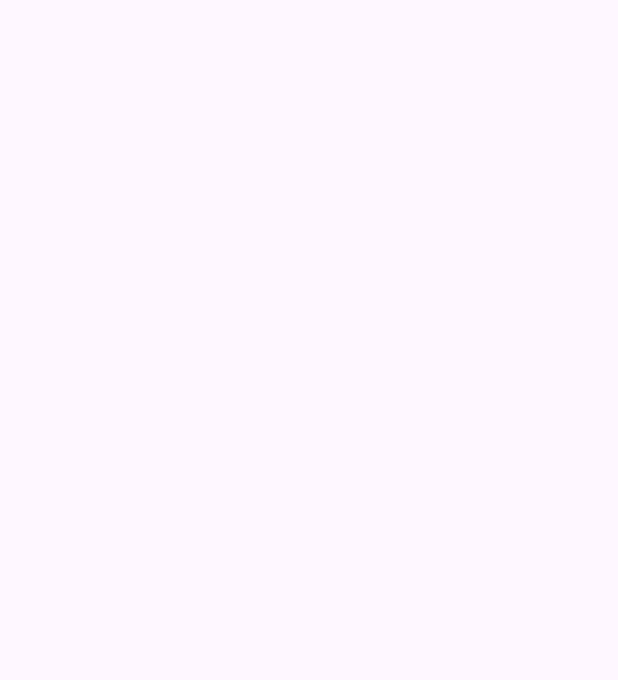
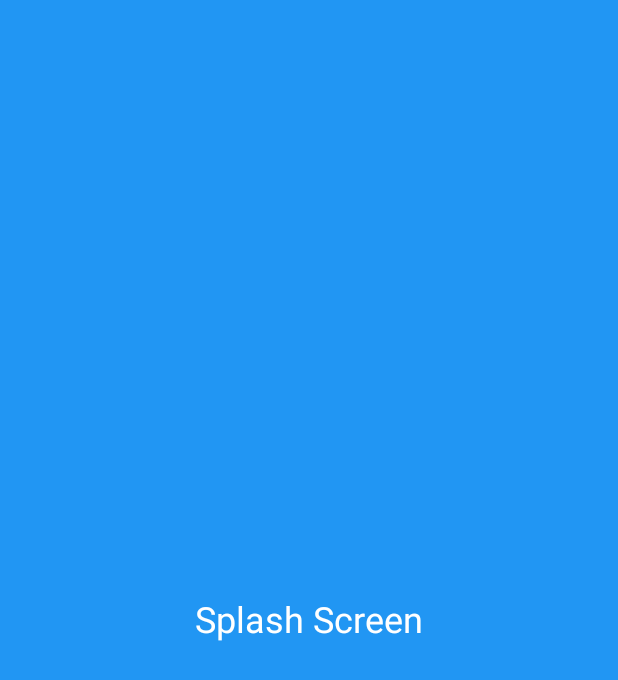
Before and after one commit to DeepeshKalura/learningAndroidDevelopment, an Android app: the SplashScreen screen opened directly, with no data from a screen before it, on a phone screen of 412 x 824 dp. Before the commit the part shown is empty. Shown: the top 680 px of the screen. Run offline under Robolectric (Android 15) with nearby library versions, the phone set to English and light mode, and no system bars.

Commit message:
complete the splash screen

```diff
--- a/app/src/main/java/com/example/learningandroid/SplashScreen.java
+++ b/app/src/main/java/com/example/learningandroid/SplashScreen.java
@@ -2,7 +2,9 @@ package com.example.learningandroid;
 
 import androidx.appcompat.app.AppCompatActivity;
 
+import android.content.Intent;
 import android.os.Bundle;
+import android.os.Handler;
 
 public class SplashScreen extends AppCompatActivity {
 
@@ -10,5 +12,17 @@ public class SplashScreen extends AppCompatActivity {
     protected void onCreate(Bundle savedInstanceState) {
         super.onCreate(savedInstanceState);
         setContentView(R.layout.activity_splash_screen);
+
+
+        new Handler().postDelayed(new Runnable() {
+            @Override
+            public void run() {
+                Intent intent = new Intent(SplashScreen.this, MainActivity.class);
+                startActivity(intent);
+                finish();
+
+            }
+        }, 4000);
+
     }
 }
--- a/app/src/main/res/layout/activity_main.xml
+++ b/app/src/main/res/layout/activity_main.xml
@@ -4,17 +4,18 @@
     xmlns:tools="http://schemas.android.com/tools"
     android:layout_width="match_parent"
     android:layout_height="match_parent"
-    android:background="@color/green"
+    android:background="@color/red"
     tools:context=".MainActivity">
 
     <TextView
         android:layout_width="wrap_content"
         android:layout_height="wrap_content"
-        android:text="@string/splashscreen"
+        android:text="@string/helloWorld"
         android:textColor="@color/white"
         app:layout_constraintBottom_toBottomOf="parent"
         app:layout_constraintEnd_toEndOf="parent"
         app:layout_constraintStart_toStartOf="parent"
+        android:textSize="24sp"
         app:layout_constraintTop_toTopOf="parent" />
 
 </androidx.constraintlayout.widget.ConstraintLayout>
--- a/app/src/main/res/layout/activity_splash_screen.xml
+++ b/app/src/main/res/layout/activity_splash_screen.xml
@@ -4,6 +4,18 @@
     xmlns:tools="http://schemas.android.com/tools"
     android:layout_width="match_parent"
     android:layout_height="match_parent"
+    android:background="@color/green"
     tools:context=".SplashScreen">
 
+    <TextView
+        android:layout_width="wrap_content"
+        android:layout_height="wrap_content"
+        android:text="@string/splashscreen"
+        android:textColor="@color/white"
+        app:layout_constraintBottom_toBottomOf="parent"
+        app:layout_constraintEnd_toEndOf="parent"
+        app:layout_constraintStart_toStartOf="parent"
+        android:textSize="24sp"
+        app:layout_constraintTop_toTopOf="parent" />
+
 </androidx.constraintlayout.widget.ConstraintLayout>
--- a/app/src/main/res/values/colors.xml
+++ b/app/src/main/res/values/colors.xml
@@ -3,4 +3,5 @@
     <color name="black">#FF000000</color>
     <color name="white">#FFFFFFFF</color>
     <color name="green">#2196F3</color>
+    <color name="red">#FF5722</color>
 </resources>
--- a/app/src/main/res/values/strings.xml
+++ b/app/src/main/res/values/strings.xml
@@ -1,4 +1,5 @@
 <resources>
     <string name="app_name">LearningAndroid</string>
     <string name="splashscreen">Splash Screen</string>
+    <string name="helloWorld">Hello World!</string>
 </resources>
```
Also changed, not shown: app/src/main/AndroidManifest.xml (+10 -4 lines).
